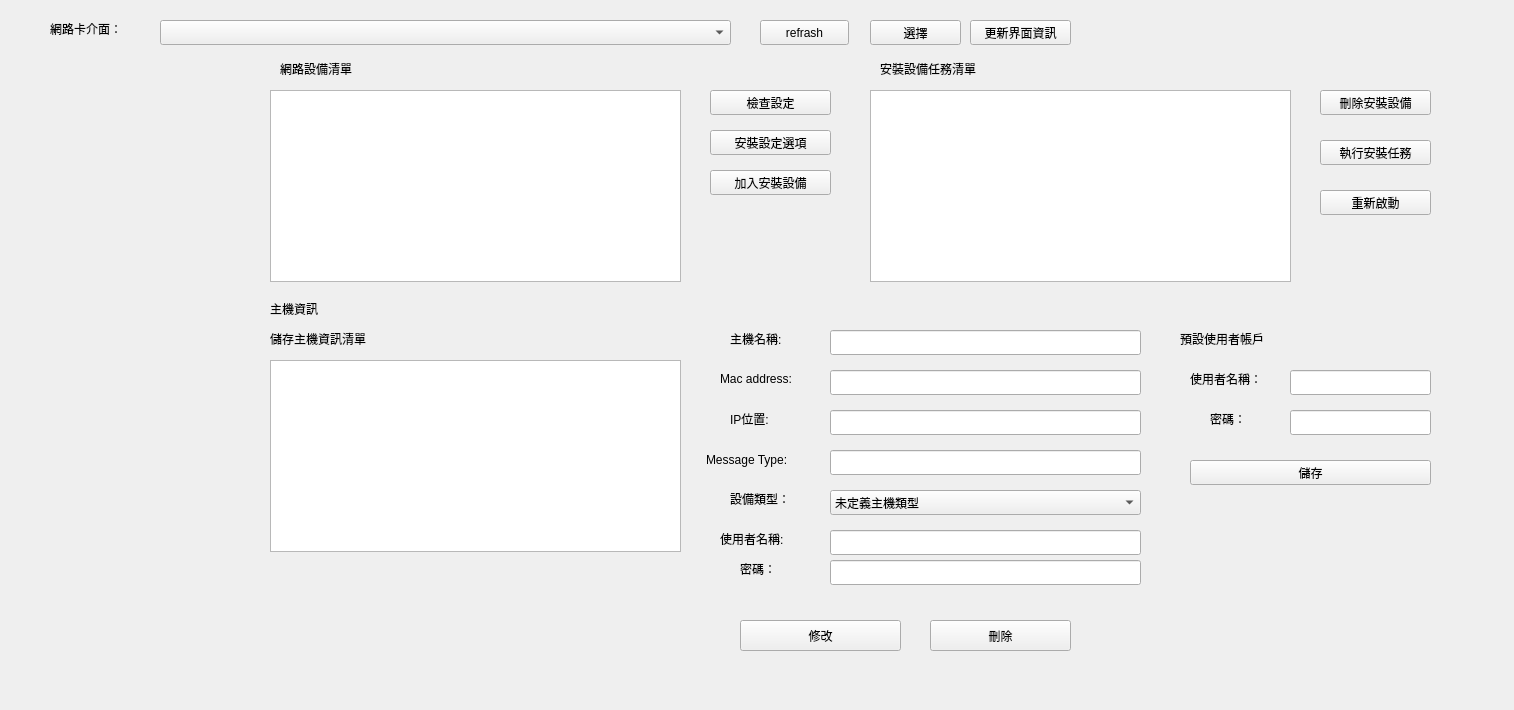
The window that ws/src/ros_qt_sen/src/install_shell/install_shell.ui (cocobird231/RV1-gui) describes before a commit, drawn with Qt 5.
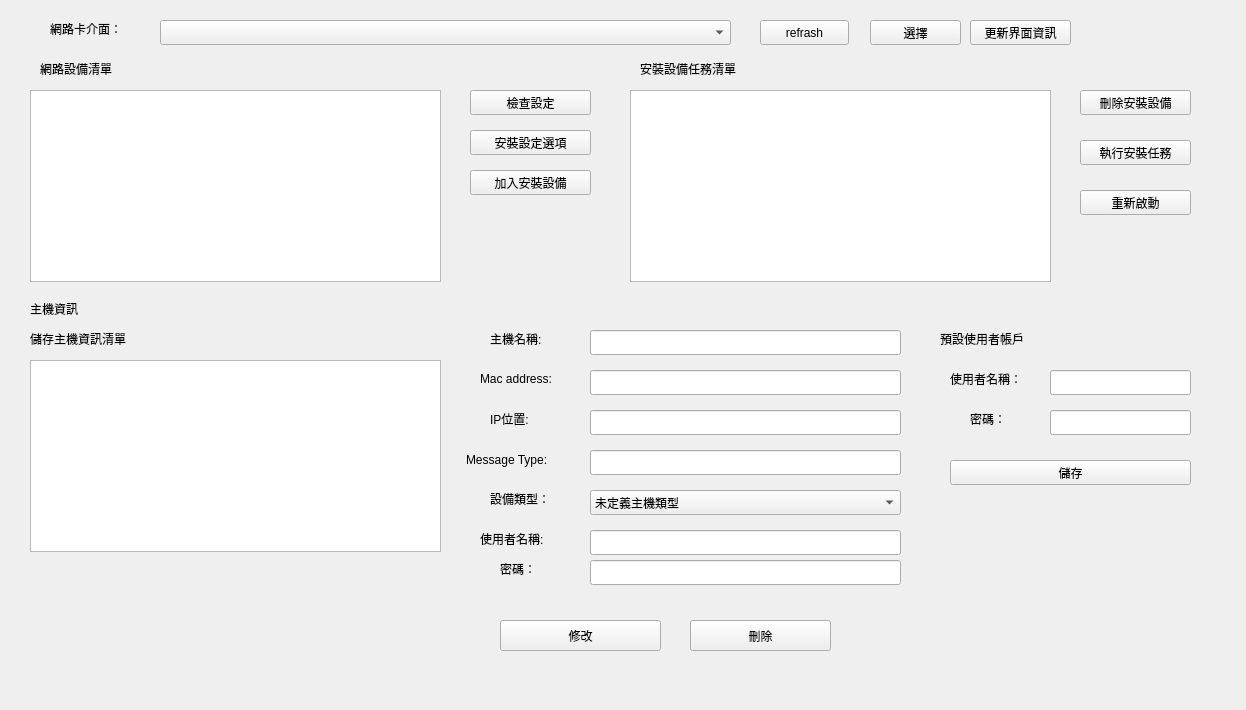
The same window after the commit.

Commit message: reset up size

```diff
--- a/ws/src/ros_qt_sen/src/install_shell/install_shell.ui
+++ b/ws/src/ros_qt_sen/src/install_shell/install_shell.ui
@@ -6,7 +6,7 @@
    <rect>
     <x>0</x>
     <y>0</y>
-    <width>1514</width>
+    <width>1246</width>
     <height>710</height>
    </rect>
   </property>
@@ -52,7 +52,7 @@
   <widget class="QPushButton" name="pushButton_3">
    <property name="geometry">
     <rect>
-     <x>710</x>
+     <x>470</x>
      <y>90</y>
      <width>121</width>
      <height>25</height>
@@ -65,7 +65,7 @@
   <widget class="QPushButton" name="pushButton_4">
    <property name="geometry">
     <rect>
-     <x>710</x>
+     <x>470</x>
      <y>130</y>
      <width>121</width>
      <height>25</height>
@@ -78,7 +78,7 @@
   <widget class="QLabel" name="label">
    <property name="geometry">
     <rect>
-     <x>270</x>
+     <x>30</x>
      <y>300</y>
      <width>67</width>
      <height>17</height>
@@ -91,7 +91,7 @@
   <widget class="QLabel" name="label_2">
    <property name="geometry">
     <rect>
-     <x>730</x>
+     <x>490</x>
      <y>410</y>
      <width>67</width>
      <height>17</height>
@@ -104,7 +104,7 @@
   <widget class="QLabel" name="label_3">
    <property name="geometry">
     <rect>
-     <x>730</x>
+     <x>490</x>
      <y>330</y>
      <width>81</width>
      <height>17</height>
@@ -117,7 +117,7 @@
   <widget class="QLineEdit" name="lineEdit">
    <property name="geometry">
     <rect>
-     <x>830</x>
+     <x>590</x>
      <y>410</y>
      <width>311</width>
      <height>25</height>
@@ -127,7 +127,7 @@
   <widget class="QLineEdit" name="lineEdit_2">
    <property name="geometry">
     <rect>
-     <x>830</x>
+     <x>590</x>
      <y>330</y>
      <width>311</width>
      <height>25</height>
@@ -137,7 +137,7 @@
   <widget class="QPushButton" name="pushButton_5">
    <property name="geometry">
     <rect>
-     <x>740</x>
+     <x>500</x>
      <y>620</y>
      <width>161</width>
      <height>31</height>
@@ -150,7 +150,7 @@
   <widget class="QListWidget" name="listWidget">
    <property name="geometry">
     <rect>
-     <x>270</x>
+     <x>30</x>
      <y>90</y>
      <width>411</width>
      <height>192</height>
@@ -160,7 +160,7 @@
   <widget class="QListWidget" name="listWidget_2">
    <property name="geometry">
     <rect>
-     <x>870</x>
+     <x>630</x>
      <y>90</y>
      <width>421</width>
      <height>192</height>
@@ -170,7 +170,7 @@
   <widget class="QLabel" name="label_4">
    <property name="geometry">
     <rect>
-     <x>730</x>
+     <x>490</x>
      <y>490</y>
      <width>67</width>
      <height>17</height>
@@ -183,7 +183,7 @@
   <widget class="QComboBox" name="comboBox_2">
    <property name="geometry">
     <rect>
-     <x>830</x>
+     <x>590</x>
      <y>490</y>
      <width>311</width>
      <height>25</height>
@@ -213,7 +213,7 @@
   <widget class="QPushButton" name="pushButton_7">
    <property name="geometry">
     <rect>
-     <x>930</x>
+     <x>690</x>
      <y>620</y>
      <width>141</width>
      <height>31</height>
@@ -239,7 +239,7 @@
   <widget class="QListWidget" name="listWidget_3">
    <property name="geometry">
     <rect>
-     <x>270</x>
+     <x>30</x>
      <y>360</y>
      <width>411</width>
      <height>192</height>
@@ -249,7 +249,7 @@
   <widget class="QLabel" name="label_5">
    <property name="geometry">
     <rect>
-     <x>270</x>
+     <x>30</x>
      <y>330</y>
      <width>141</width>
      <height>17</height>
@@ -262,7 +262,7 @@
   <widget class="QLabel" name="label_7">
    <property name="geometry">
     <rect>
-     <x>280</x>
+     <x>40</x>
      <y>60</y>
      <width>101</width>
      <height>17</height>
@@ -275,7 +275,7 @@
   <widget class="QLabel" name="label_9">
    <property name="geometry">
     <rect>
-     <x>720</x>
+     <x>480</x>
      <y>530</y>
      <width>101</width>
      <height>17</height>
@@ -288,7 +288,7 @@
   <widget class="QLabel" name="label_10">
    <property name="geometry">
     <rect>
-     <x>740</x>
+     <x>500</x>
      <y>560</y>
      <width>67</width>
      <height>17</height>
@@ -301,7 +301,7 @@
   <widget class="QLineEdit" name="lineEdit_3">
    <property name="geometry">
     <rect>
-     <x>830</x>
+     <x>590</x>
      <y>530</y>
      <width>311</width>
      <height>25</height>
@@ -311,7 +311,7 @@
   <widget class="QLineEdit" name="lineEdit_4">
    <property name="geometry">
     <rect>
-     <x>830</x>
+     <x>590</x>
      <y>560</y>
      <width>311</width>
      <height>25</height>
@@ -321,7 +321,7 @@
   <widget class="QLabel" name="label_11">
    <property name="geometry">
     <rect>
-     <x>880</x>
+     <x>640</x>
      <y>60</y>
      <width>131</width>
      <height>17</height>
@@ -334,7 +334,7 @@
   <widget class="QPushButton" name="pushButton_8">
    <property name="geometry">
     <rect>
-     <x>710</x>
+     <x>470</x>
      <y>170</y>
      <width>121</width>
      <height>25</height>
@@ -347,7 +347,7 @@
   <widget class="QPushButton" name="pushButton_9">
    <property name="geometry">
     <rect>
-     <x>1320</x>
+     <x>1080</x>
      <y>90</y>
      <width>111</width>
      <height>25</height>
@@ -360,7 +360,7 @@
   <widget class="QPushButton" name="pushButton_10">
    <property name="geometry">
     <rect>
-     <x>1320</x>
+     <x>1080</x>
      <y>140</y>
      <width>111</width>
      <height>25</height>
@@ -373,7 +373,7 @@
   <widget class="QLabel" name="label_12">
    <property name="geometry">
     <rect>
-     <x>1180</x>
+     <x>940</x>
      <y>330</y>
      <width>111</width>
      <height>17</height>
@@ -386,7 +386,7 @@
   <widget class="QLabel" name="label_13">
    <property name="geometry">
     <rect>
-     <x>1190</x>
+     <x>950</x>
      <y>370</y>
      <width>91</width>
      <height>17</height>
@@ -399,7 +399,7 @@
   <widget class="QLabel" name="label_14">
    <property name="geometry">
     <rect>
-     <x>1210</x>
+     <x>970</x>
      <y>410</y>
      <width>51</width>
      <height>17</height>
@@ -412,7 +412,7 @@
   <widget class="QLineEdit" name="lineEdit_5">
    <property name="geometry">
     <rect>
-     <x>1290</x>
+     <x>1050</x>
      <y>370</y>
      <width>141</width>
      <height>25</height>
@@ -422,7 +422,7 @@
   <widget class="QLineEdit" name="lineEdit_6">
    <property name="geometry">
     <rect>
-     <x>1290</x>
+     <x>1050</x>
      <y>410</y>
      <width>141</width>
      <height>25</height>
@@ -432,7 +432,7 @@
   <widget class="QPushButton" name="pushButton_11">
    <property name="geometry">
     <rect>
-     <x>1190</x>
+     <x>950</x>
      <y>460</y>
      <width>241</width>
      <height>25</height>
@@ -445,7 +445,7 @@
   <widget class="QLabel" name="label_15">
    <property name="geometry">
     <rect>
-     <x>720</x>
+     <x>480</x>
      <y>370</y>
      <width>101</width>
      <height>17</height>
@@ -458,7 +458,7 @@
   <widget class="QLineEdit" name="lineEdit_7">
    <property name="geometry">
     <rect>
-     <x>830</x>
+     <x>590</x>
      <y>370</y>
      <width>311</width>
      <height>25</height>
@@ -471,7 +471,7 @@
   <widget class="QPushButton" name="pushButton_6">
    <property name="geometry">
     <rect>
-     <x>1320</x>
+     <x>1080</x>
      <y>190</y>
      <width>111</width>
      <height>25</height>
@@ -484,7 +484,7 @@
   <widget class="QLabel" name="label_8">
    <property name="geometry">
     <rect>
-     <x>706</x>
+     <x>466</x>
      <y>450</y>
      <width>111</width>
      <height>20</height>
@@ -497,7 +497,7 @@
   <widget class="QLineEdit" name="lineEdit_8">
    <property name="geometry">
     <rect>
-     <x>830</x>
+     <x>590</x>
      <y>450</y>
      <width>311</width>
      <height>25</height>
```
